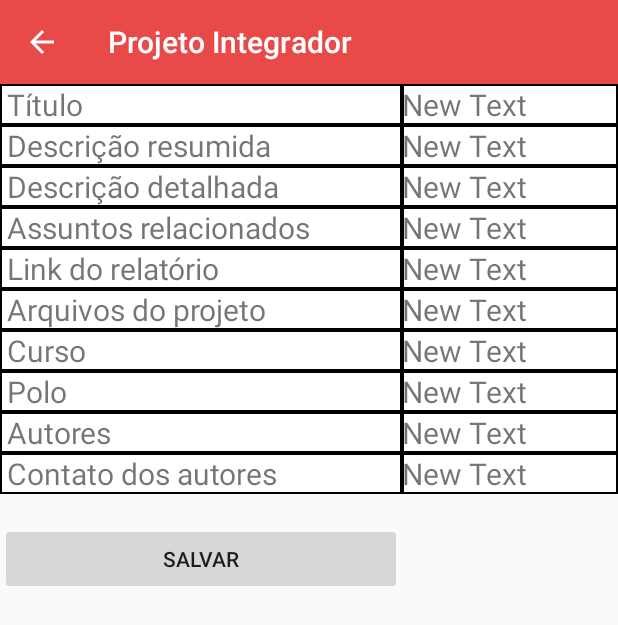
After one commit to Milton-Atarassi/Biblioteca_Virtual_de_Projetos_Integradores, an Android app: the Resultado screen opened directly, with no data from a screen before it, on a phone screen of 412 x 824 dp. The commit adds this screen. Shown: the top 625 px of the screen. Run offline under Robolectric (Android 15) with nearby library versions, the phone set to English and light mode, and no system bars; 11 statements that could not run were skipped.

Commit message:
14/11/2017

```diff
--- a/app/src/main/AndroidManifest.xml
+++ b/app/src/main/AndroidManifest.xml
@@ -51,6 +51,11 @@
             android:name=".Leia"
             android:label="@string/leia" >
         </activity>
+        <activity
+            android:name=".Resultado"
+            android:label="@string/PI" >
+        </activity>
+
         <service android:name=".BDRemota.DriveConect"/>
     </application>
 
--- a/app/src/main/java/br/univesp/pi7sem2/BDRemota/DriveConect2.java
+++ b/app/src/main/java/br/univesp/pi7sem2/BDRemota/DriveConect2.java
@@ -28,7 +28,7 @@ public class DriveConect2
     Context context;
 
     private static final String PATH_TO_SERVER =
-    "https://docs.google.com/spreadsheets/d/1Hpur-ezEXlFzjM-XleCyi02K9UuOuBa5ZeiOG_BcQWM/export?format=csv";
+    "https://docs.google.com/spreadsheets/d/1Hpur-ezEXlFzjM-XleCyi02K9UuOuBa5ZeiOG_BcQWM/export?format=tsv";
     SearchView searchView;
 
 
@@ -66,7 +66,7 @@ public class DriveConect2
 
                         try {
                 File externalStorageDir = Environment.getExternalStorageDirectory();
-                File file = new File(externalStorageDir + "/bd_csv.csv");
+                File file = new File(externalStorageDir + "/bd.tsv");
                 FileWriter f = new FileWriter(file);
                 f.write(csvLine);
                 f.close();
@@ -116,14 +116,9 @@ public class DriveConect2
                 boolean test=false;
                 while((line = br.readLine()) != null){
                     csvLine.add(line);
-                    String line2 = line.replace(",","','");
+                    String line2 = line.replace("\t","','");
                     if(test){
-  /*                      char[] a = line.toCharArray();
-                        for(int i=0;i<a.length;i++){
-                            char[] b=''+a+'';
-
-                        }*/
-                    mDbHelper.insertData("'"+line2+"'");
+                     mDbHelper.insertData("'"+line2+"'");
                     }
                     test=true;
                 }
@@ -132,7 +127,7 @@ public class DriveConect2
                 handler.post(new Runnable() {
                     @Override
                     public void run() {
-                        Toast.makeText(context, "base de dados atualizada com sucesso", Toast.LENGTH_SHORT).show();
+                        Toast.makeText(context, "base de dados atualizado com sucesso", Toast.LENGTH_SHORT).show();
 
                     }
                 });
--- a/app/src/main/java/br/univesp/pi7sem2/BancoDeDados/TestAdapter.java
+++ b/app/src/main/java/br/univesp/pi7sem2/BancoDeDados/TestAdapter.java
@@ -69,11 +69,9 @@ public class TestAdapter {
         }
     }
 
-    public void insertData(String data){
-        try {
+    public void insertData(String data)throws SQLException {
+
             mDb.execSQL("insert into tabela values("+data+")");
-        } catch (SQLException e) {
-            e.printStackTrace();
-        }
+
     }
 }
--- a/app/src/main/java/br/univesp/pi7sem2/Busca.java
+++ b/app/src/main/java/br/univesp/pi7sem2/Busca.java
@@ -1,5 +1,6 @@
 package br.univesp.pi7sem2;
 
+import android.content.Intent;
 import android.database.Cursor;
 import android.os.Bundle;
 import android.support.v4.app.Fragment;
@@ -8,6 +9,7 @@ import android.view.View;
 import android.view.ViewGroup;
 import android.view.animation.TranslateAnimation;
 import android.webkit.WebView;
+import android.widget.AdapterView;
 import android.widget.ArrayAdapter;
 import android.widget.Button;
 import android.widget.ListAdapter;
@@ -26,7 +28,9 @@ public class Busca extends Fragment {
     View myView;
     Button myButton;
     boolean isUp;
-    List lables;
+    ArrayList<String> lables;
+    static ArrayList<String> dado;
+    static ArrayList<ArrayList<String>> dados;
     ListView listView;
     WebView wv;
 
@@ -61,6 +65,14 @@ public class Busca extends Fragment {
         });
 
         listView = (ListView) view.findViewById(R.id.listView);
+        listView.setOnItemClickListener(new AdapterView.OnItemClickListener(){
+            @Override
+            public void onItemClick(AdapterView<?> parent, View view, int position, long id) {
+                Intent intent = new Intent(getActivity(),Resultado.class);
+                intent.putExtra("posicao",position);
+                startActivity(intent);
+            }
+        });
 
 
         searchView.setOnQueryTextListener(new SearchView.OnQueryTextListener() {
@@ -96,19 +108,28 @@ public class Busca extends Fragment {
 
             Cursor testdata = mDbHelper.getTestData();
             lables = new ArrayList<String>();
+            dados = new ArrayList<>();
+            ArrayList<String> temp=null;
             int colcount = testdata.getColumnCount();
-
+            int j=1;
             while (!testdata.isAfterLast()) {
+                temp = new ArrayList<>();
                 for (int i = 0; i < colcount; i++) {
-                    lables.add(testdata.getString(i));
+                    temp.add(testdata.getString(i));
                 }
+                dados.add(temp);
+                lables.add(j + " - "+temp.get(6));
                 testdata.moveToNext();
+                j++;
             }
             mDbHelper.close();
 
         } catch (Exception e) {
         }
+    }
 
-
+    public static ArrayList<String> getDado(int position){
+        dado = dados.get(position);
+        return dado;
     }
 }
--- a/app/src/main/java/br/univesp/pi7sem2/Inicio.java
+++ b/app/src/main/java/br/univesp/pi7sem2/Inicio.java
@@ -1,6 +1,7 @@
 package br.univesp.pi7sem2;
 
 import android.content.Intent;
+import android.net.Uri;
 import android.os.Bundle;
 import android.support.annotation.Nullable;
 import android.support.design.widget.TabLayout;
@@ -81,6 +82,18 @@ public class Inicio extends Fragment {
             }
            return true;
         }
+
+        if (item.getItemId() == R.id.sugestoes) {
+            try {
+                Intent emailIntent = new Intent(Intent.ACTION_SENDTO, Uri.fromParts(
+                        "mailto", "milton.atarassi@aluno.univesp.br", null));
+                emailIntent.putExtra(Intent.EXTRA_SUBJECT, "Sugestoes para aplicativo");
+                startActivity(Intent.createChooser(emailIntent, "Send email..."));
+            } catch (Exception e) {
+                e.printStackTrace();
+            }
+            return true;
+        }
         return true;
     }
 
--- /dev/null
+++ b/app/src/main/java/br/univesp/pi7sem2/Resultado.java
@@ -0,0 +1,60 @@
+package br.univesp.pi7sem2;
+
+import android.os.Bundle;
+import android.support.v7.app.AppCompatActivity;
+import android.support.v7.widget.Toolbar;
+import android.view.View;
+import android.widget.Button;
+import android.widget.TextView;
+
+import org.w3c.dom.Text;
+
+import java.util.ArrayList;
+
+
+public class Resultado extends AppCompatActivity {
+    static ArrayList<String>dado;
+
+    @Override
+    public void onCreate(Bundle Saved){
+        super.onCreate(Saved);
+        setContentView(R.layout.projeto);
+        Toolbar toolbar = (android.support.v7.widget.Toolbar) findViewById(R.id.toolbar);
+        //toolbar.showOverflowMenu();
+        setSupportActionBar(toolbar);
+        toolbar.setNavigationOnClickListener(new View.OnClickListener() {
+            @Override
+            public void onClick(View v) {
+                onBackPressed();
+            }
+        });
+
+        int item = getIntent().getIntExtra("posicao", -1);
+        dado = Busca.getDado(item);
+
+        TextView titulo = (TextView) findViewById(R.id.titulo);
+        titulo.setText(" "+dado.get(6));
+        TextView desRes = (TextView) findViewById(R.id.desRes);
+        desRes.setText(" "+dado.get(7));
+        TextView descDet = (TextView) findViewById(R.id.descDet);
+        descDet.setText(" "+dado.get(8));
+        TextView assuntos = (TextView) findViewById(R.id.assuntos);
+        assuntos.setText(" "+dado.get(9));
+        TextView link = (TextView) findViewById(R.id.link);
+        link.setText(" "+dado.get(10));
+        TextView arquivo = (TextView) findViewById(R.id.arquivo);
+        arquivo.setText(" "+dado.get(5));
+        TextView curso = (TextView) findViewById(R.id.curso);
+        curso.setText(" "+dado.get(2));
+        TextView polo = (TextView) findViewById(R.id.polo);
+        polo.setText(" "+dado.get(3));
+        TextView autores = (TextView) findViewById(R.id.autores);
+        autores.setText(" "+dado.get(11));
+        TextView contatos = (TextView) findViewById(R.id.contatos);
+        contatos.setText(" "+dado.get(1)+","+dado.get(12));
+
+        Button salvar = (Button)findViewById(R.id.salvar);
+
+    }
+
+}
--- /dev/null
+++ b/app/src/main/res/drawable/cell_shape.xml
@@ -0,0 +1,7 @@
+<?xml version="1.0" encoding="utf-8"?>
+<shape
+    xmlns:android="http://schemas.android.com/apk/res/android"
+    android:shape= "rectangle"   android:layout_height="match_parent" android:layout_width="match_parent">
+    <solid android:color="#fff"/>
+    <stroke android:width="1dp"  android:color="#000"/>
+</shape>
--- /dev/null
+++ b/app/src/main/res/layout/projeto.xml
@@ -0,0 +1,308 @@
+<?xml version="1.0" encoding="utf-8"?>
+<LinearLayout xmlns:app="http://schemas.android.com/apk/res-auto"
+    xmlns:android="http://schemas.android.com/apk/res/android"
+    android:layout_width="match_parent"
+    android:layout_height="match_parent"
+    android:orientation="vertical">
+
+    <android.support.v7.widget.Toolbar xmlns:android="http://schemas.android.com/apk/res/android"
+        android:id="@+id/toolbar"
+        android:layout_width="match_parent"
+        android:layout_height="wrap_content"
+        android:background="@color/red"
+        android:theme="@style/Base.ThemeOverlay.AppCompat.Dark.ActionBar"
+        app:navigationIcon="?attr/homeAsUpIndicator" />
+
+    <ScrollView xmlns:android="http://schemas.android.com/apk/res/android"
+        xmlns:app="http://schemas.android.com/apk/res-auto"
+        android:layout_width="wrap_content"
+        android:layout_height="wrap_content">
+
+
+
+    <TableLayout xmlns:android="http://schemas.android.com/apk/res/android"
+        xmlns:app="http://schemas.android.com/apk/res-auto"
+        android:layout_width="wrap_content"
+        android:layout_height="wrap_content"
+        android:stretchColumns="*"
+        android:shrinkColumns="*">
+
+
+        <TableRow
+            android:layout_width="match_parent"
+            android:layout_height="wrap_content">
+
+            <TextView
+                android:id="@+id/TextView9"
+                android:layout_width="wrap_content"
+                android:layout_height="wrap_content"
+                android:background="@drawable/cell_shape"
+                android:text=" Título"
+                android:textSize="20dp"
+                android:maxLines="1" />
+
+            <TextView
+                android:id="@+id/titulo"
+                android:layout_width="wrap_content"
+                android:layout_height="wrap_content"
+                android:background="@drawable/cell_shape"
+                android:text="New Text"
+                android:textSize="20dp"
+                android:ellipsize="end"
+                android:inputType="textMultiLine"
+                />
+        </TableRow>
+
+        <TableRow
+            android:layout_width="match_parent"
+            android:layout_height="match_parent">
+
+            <TextView
+                android:id="@+id/TextView7"
+                android:layout_width="wrap_content"
+                android:layout_height="wrap_content"
+                android:background="@drawable/cell_shape"
+                android:text=" Descrição resumida"
+                android:textSize="20dp"
+                android:maxLines="1" />
+
+            <TextView
+                android:id="@+id/desRes"
+                android:layout_width="wrap_content"
+                android:layout_height="wrap_content"
+                android:background="@drawable/cell_shape"
+                android:text="New Text"
+                android:textSize="20dp"
+                android:ellipsize="end"
+                android:inputType="textMultiLine"
+                />
+
+        </TableRow>
+
+        <TableRow
+            android:layout_width="match_parent"
+            android:layout_height="match_parent">
+
+            <TextView
+                android:id="@+id/TextView11"
+                android:layout_width="wrap_content"
+                android:layout_height="wrap_content"
+                android:background="@drawable/cell_shape"
+                android:text=" Descrição detalhada"
+                android:textSize="20dp"
+                android:maxLines="1" />
+
+            <TextView
+                android:id="@+id/descDet"
+                android:layout_width="wrap_content"
+                android:layout_height="wrap_content"
+                android:background="@drawable/cell_shape"
+                android:text="New Text"
+                android:textSize="20dp"
+                android:ellipsize="end"
+                android:inputType="textMultiLine"
+                />
+        </TableRow>
+
+        <TableRow
+            android:layout_width="match_parent"
+            android:layout_height="match_parent">
+
+            <TextView
+                android:id="@+id/TextView13"
+                android:layout_width="wrap_content"
+                android:layout_height="wrap_content"
+                android:background="@drawable/cell_shape"
+                android:text=" Assuntos relacionados"
+                android:textSize="20dp"
+                android:maxLines="1" />
+
+            <TextView
+                android:id="@+id/assuntos"
+                android:layout_width="wrap_content"
+                android:layout_height="wrap_content"
+                android:background="@drawable/cell_shape"
+                android:text="New Text"
+                android:textSize="20dp"
+                android:ellipsize="end"
+                android:inputType="textMultiLine" />
+        </TableRow>
+
+        <TableRow
+            android:layout_width="match_parent"
+            android:layout_height="match_parent">
+
+            <TextView
+                android:id="@+id/TextView15"
+                android:layout_width="wrap_content"
+                android:layout_height="wrap_content"
+                android:background="@drawable/cell_shape"
+                android:text=" Link do relatório"
+                android:textSize="20dp"
+                android:maxLines="1" />
+
+            <TextView
+                android:id="@+id/link"
+                android:layout_width="wrap_content"
+                android:layout_height="wrap_content"
+                android:background="@drawable/cell_shape"
+                android:text="New Text"
+                android:textSize="20dp"
+                android:ellipsize="end"
+                android:inputType="textMultiLine"
+                android:autoLink="web" />
+        </TableRow>
+
+        <TableRow
+            android:layout_width="match_parent"
+            android:layout_height="match_parent">
+
+            <TextView
+                android:id="@+id/TextView17"
+                android:layout_width="wrap_content"
+                android:layout_height="wrap_content"
+                android:background="@drawable/cell_shape"
+                android:text=" Arquivos do projeto"
+                android:textSize="20dp"
+                android:maxLines="1" />
+
+            <TextView
+                android:id="@+id/arquivo"
+                android:layout_width="wrap_content"
+                android:layout_height="wrap_content"
+                android:background="@drawable/cell_shape"
+                android:text="New Text"
+                android:textSize="20dp"
+                android:ellipsize="end"
+                android:inputType="textMultiLine"
+                android:autoLink="web" />
+        </TableRow>
+
+        <TableRow
+            android:layout_width="match_parent"
+            android:layout_height="match_parent">
+
+            <TextView
+                android:id="@+id/TextView19"
+                android:layout_width="wrap_content"
+                android:layout_height="wrap_content"
+                android:background="@drawable/cell_shape"
+                android:text=" Curso"
+                android:textSize="20dp"
+                android:maxLines="1" />
+
+            <TextView
+                android:id="@+id/curso"
+                android:layout_width="wrap_content"
+                android:layout_height="wrap_content"
+                android:background="@drawable/cell_shape"
+                android:text="New Text"
+                android:textSize="20dp"
+                android:ellipsize="end"
+                android:inputType="textMultiLine"
+                />
+        </TableRow>
+
+        <TableRow
+            android:layout_width="match_parent"
+            android:layout_height="match_parent">
+
+            <TextView
+                android:id="@+id/TextView21"
+                android:layout_width="wrap_content"
+                android:layout_height="wrap_content"
+                android:background="@drawable/cell_shape"
+                android:text=" Polo"
+                android:textSize="20dp"
+                android:maxLines="1" />
+
+            <TextView
+                android:id="@+id/polo"
+                android:layout_width="wrap_content"
+                android:layout_height="wrap_content"
+                android:background="@drawable/cell_shape"
+                android:text="New Text"
+                android:textSize="20dp"
+                android:ellipsize="end"
+                android:inputType="textMultiLine"
+                />
+        </TableRow>
+
+        <TableRow
+            android:layout_width="match_parent"
+            android:layout_height="match_parent">
+
+            <TextView
+                android:id="@+id/TextView23"
+                android:layout_width="wrap_content"
+                android:layout_height="wrap_content"
+                android:background="@drawable/cell_shape"
+                android:text=" Autores"
+                android:textSize="20dp"
+                android:maxLines="1" />
+
+            <TextView
+                android:id="@+id/autores"
+                android:layout_width="wrap_content"
+                android:layout_height="wrap_content"
+                android:background="@drawable/cell_shape"
+                android:text="New Text"
+                android:textSize="20dp"
+                android:ellipsize="end"
+                android:inputType="textMultiLine"
+                />
+        </TableRow>
+
+        <TableRow
+            android:layout_width="match_parent"
+            android:layout_height="match_parent">
+
+            <TextView
+                android:id="@+id/TextView25"
+                android:layout_width="wrap_content"
+                android:layout_height="wrap_content"
+                android:background="@drawable/cell_shape"
+                android:text=" Contato dos autores"
+                android:textSize="20dp"
+                android:maxLines="1" />
+
+            <TextView
+                android:id="@+id/contatos"
+                android:layout_width="wrap_content"
+                android:layout_height="wrap_content"
+                android:background="@drawable/cell_shape"
+                android:text="New Text"
+                android:textSize="20dp"
+                android:ellipsize="end"
+                android:inputType="textMultiLine"
+                android:autoLink="email" />
+        </TableRow>
+
+        <TableRow
+            android:layout_width="match_parent"
+            android:layout_height="match_parent">
+
+            <TextView
+                android:id="@+id/TextView27"
+                android:layout_width="wrap_content"
+                android:layout_height="wrap_content"
+                android:layout_column="0"
+                android:text="    " />
+
+        </TableRow>
+
+        <TableRow
+            android:layout_width="match_parent"
+            android:layout_height="match_parent">
+
+            <Button
+                android:id="@+id/salvar"
+                android:layout_width="wrap_content"
+                android:layout_height="wrap_content"
+                android:layout_column="0"
+                android:text="Salvar" />
+        </TableRow>
+
+    </TableLayout>
+</ScrollView>
+</LinearLayout>
--- a/app/src/main/res/menu/main_menu.xml
+++ b/app/src/main/res/menu/main_menu.xml
@@ -5,5 +5,10 @@
     android:orderInCategory="100"
     android:title="atualizar base de dados"
     app:showAsAction="never" />
+    <item
+        android:id="@+id/sugestoes"
+        android:orderInCategory="100"
+        android:title="enviar sugestões"
+        app:showAsAction="never" />
 
 </menu>
--- a/app/src/main/res/values/strings.xml
+++ b/app/src/main/res/values/strings.xml
@@ -1,5 +1,5 @@
 <resources>
-    <string name="app_name">Biblioteca Virtual de PI</string>
+    <string name="app_name">Biblioteca Virtual de Projetos Integradores</string>
     <string name="label">valor</string>
     <string name="sobre">Sobre</string>
     <string name="favoritos">Favoritos</string>
@@ -15,9 +15,10 @@
     </string>
     <string name="texto_insercao">
         Para inserir um Projeto Integrador, clique no botão abaixo.\n
-        É preciso estar conectado a uma conta da UNIVESP. Caso nao esteja conectado, clique no botão de login de conta, e depois retorne a este aplicativo e clique no botão de inserção.
+        É preciso estar conectado a uma conta da UNIVESP. Caso não esteja conectado, clique no botão de login de conta, e depois retorne a este aplicativo e clique no botão de inserção.
     </string>
     <string name="account_chooser">Login em conta da UNIVESP</string>
     <string name="form_inser">FORMULÁRIO DE INSERÇÃO</string>
     <string name="opcoes">opções de pesquisa</string>
+    <string name="PI">Projeto Integrador</string>
 </resources>
```
Also changed, not shown: 2 other files.
